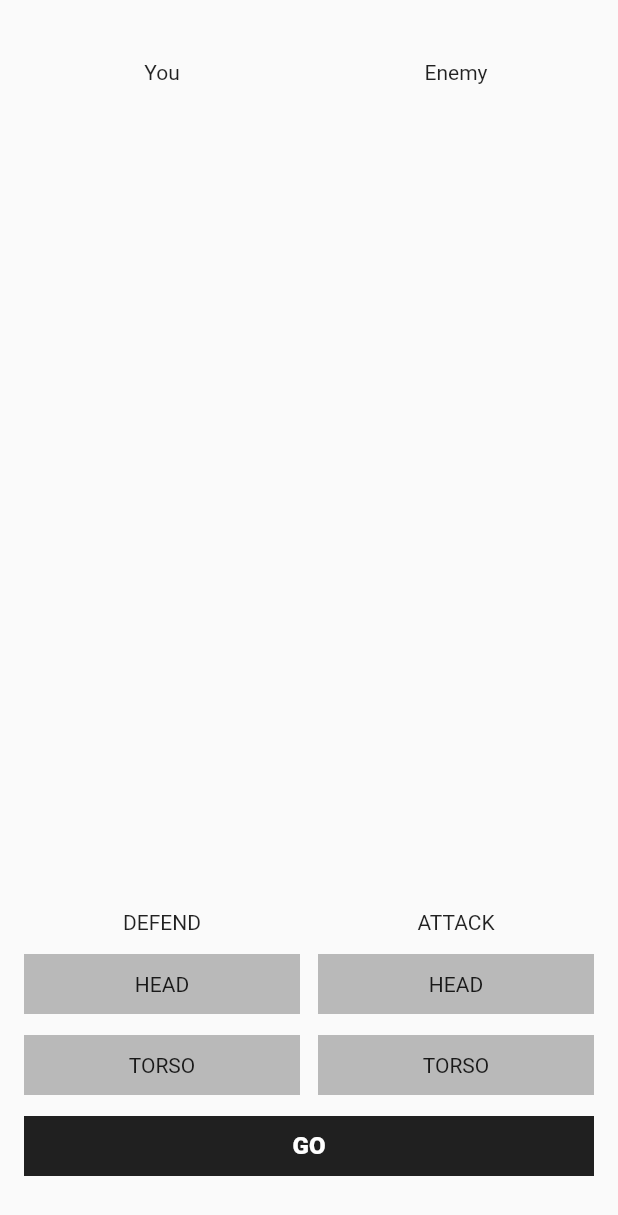
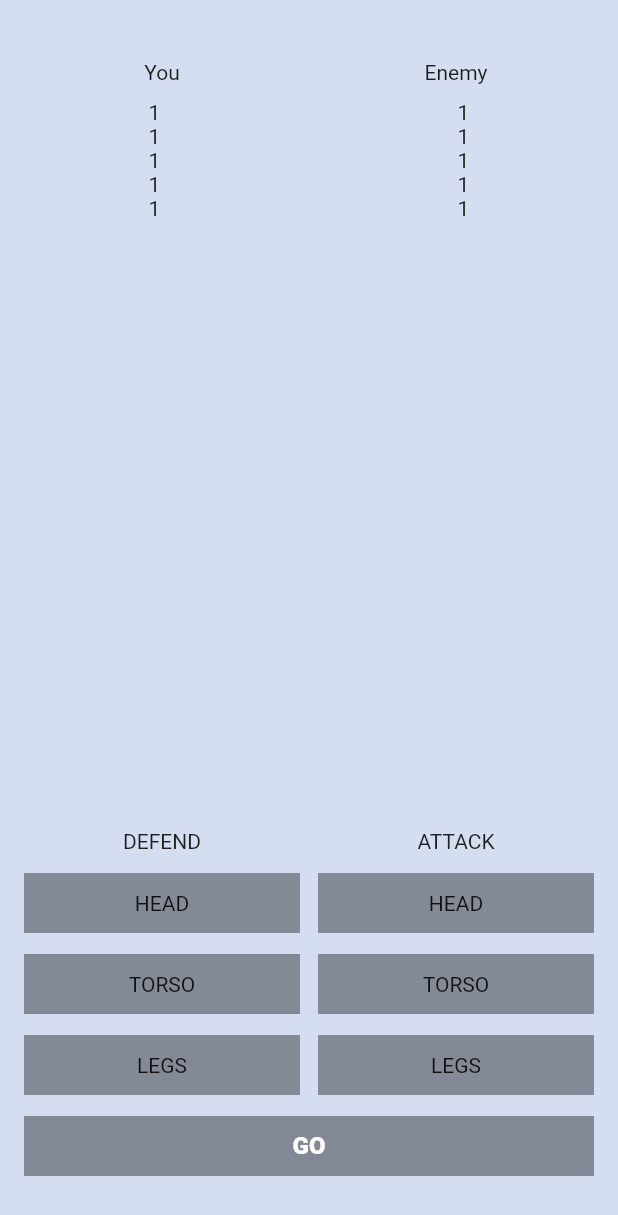
Before and after one commit to stalyar/flutter_fight_club, a Flutter app: the screen it shows after launch, on a phone screen of 412 x 824 dp. Shown: the top 1215 px of the screen. Run offline on Flutter 3.47's test engine with Material 2 defaults, Android fonts, the phone set to English and light mode, and no system bars.

Commit message:
first commit

```diff
--- a/lib/main.dart
+++ b/lib/main.dart
@@ -26,9 +26,12 @@ class _MyHomePageState extends State<MyHomePage> {
   BodyPart? defendingBodyPart;
   BodyPart? attackingBodyPart;
 
+  Color buttonGoColor = const Color.fromRGBO(0, 0, 0, 0.38);
+
   @override
   Widget build(BuildContext context) {
     return Scaffold(
+      backgroundColor: Color.fromRGBO(213, 222, 240, 1),
       body: Column(
         children: [
           SizedBox(height: 40),
@@ -41,7 +44,32 @@ class _MyHomePageState extends State<MyHomePage> {
               SizedBox(width: 16),
             ],
           ),
-          Expanded(child: SizedBox()),
+          SizedBox(height: 11),
+          Expanded(child: Row(
+            children: [
+              Expanded(
+                child: Column(
+                  children: [
+                    Text("1"),
+                    Text("1"),
+                    Text("1"),
+                    Text("1"),
+                    Text("1")
+                  ],
+                ),
+              ),
+              Expanded(
+                child: Column(
+                  children: [
+                    Text("1"),
+                    Text("1"),
+                    Text("1"),
+                    Text("1"),
+                    Text("1")],
+                ),
+              )
+            ],
+          )),
           Row(mainAxisAlignment: MainAxisAlignment.center, children: [
             SizedBox(
               width: 16,
@@ -60,6 +88,11 @@ class _MyHomePageState extends State<MyHomePage> {
                   BodyPartButton(
                       bodyPart: BodyPart.torso,
                       selected: defendingBodyPart == BodyPart.torso,
+                      bodyPartSetter: _selectDefendingBodyPart),
+                  SizedBox(height: 14),
+                  BodyPartButton(
+                      bodyPart: BodyPart.legs,
+                      selected: defendingBodyPart == BodyPart.legs,
                       bodyPartSetter: _selectDefendingBodyPart),
                 ],
               ),
@@ -82,6 +115,11 @@ class _MyHomePageState extends State<MyHomePage> {
                       bodyPart: BodyPart.torso,
                       selected: attackingBodyPart == BodyPart.torso,
                       bodyPartSetter: _selectAttackingBodyPart),
+                  SizedBox(height: 14),
+                  BodyPartButton(
+                      bodyPart: BodyPart.legs,
+                      selected: attackingBodyPart == BodyPart.legs,
+                      bodyPartSetter: _selectAttackingBodyPart),
                 ],
               ),
             ),
@@ -100,8 +138,10 @@ class _MyHomePageState extends State<MyHomePage> {
               Expanded(
                   child: SizedBox(
                 height: 40,
+                child: GestureDetector(
+                  onTap: () => _onOkClick(),
                   child: ColoredBox(
-                    color: Color.fromRGBO(0, 0, 0, 0.87),
+                      color: buttonGoColor,
                       child: Center(
                         child: Text(
                           "Go".toUpperCase(),
@@ -111,6 +151,7 @@ class _MyHomePageState extends State<MyHomePage> {
                               color: Colors.white),
                         ),
                       )),
+                ),
               )),
               SizedBox(
                 width: 16,
@@ -127,12 +168,37 @@ class _MyHomePageState extends State<MyHomePage> {
     setState(() {
       defendingBodyPart = value;
     });
+    _updateButtonGoColor();
   }
 
   void _selectAttackingBodyPart(final BodyPart value) {
     setState(() {
       attackingBodyPart = value;
     });
+    _updateButtonGoColor();
+  }
+
+  _onOkClick() {
+    if (defendingBodyPart != null && attackingBodyPart != null){
+      setState(() {
+        defendingBodyPart = null;
+        attackingBodyPart = null;
+      });
+    }
+    _updateButtonGoColor();
+  }
+
+  _updateButtonGoColor(){
+    if (defendingBodyPart != null && attackingBodyPart != null){
+    setState(() {
+      buttonGoColor = const Color.fromRGBO(0, 0, 0, 0.87);
+    });
+  }
+  else {
+    setState(() {
+      buttonGoColor = const Color.fromRGBO(0, 0, 0, 0.38);
+    });
+  }
   }
 }
 
@@ -143,6 +209,7 @@ class BodyPart {
 
   static const head = BodyPart._("Head");
   static const torso = BodyPart._("Torso");
+  static const legs = BodyPart._("Legs");
 
   @override
   String toString() {
@@ -170,7 +237,7 @@ class BodyPartButton extends StatelessWidget {
         height: 40,
         child: ColoredBox(
           color:
-              selected ? const Color.fromRGBO(28, 121, 206, 1) : Colors.black26,
+              selected ? const Color.fromRGBO(28, 121, 206, 1) : Color.fromRGBO(0, 0, 0, 0.38),
           child: Center(child: Text(bodyPart.name.toUpperCase())),
         ),
       ),
```
Also changed, not shown: 1 other file. Lines whose indentation alone changed are shown as unchanged.
